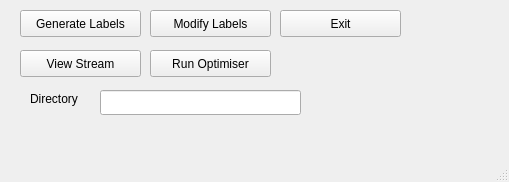
This is VisionTraining/mainwindow.ui in NUbots/robocup as Qt 5 draws it before an edit. The edited form follows.
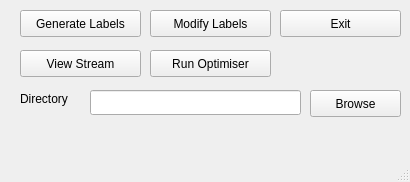
This is the edited form.

What changed in the file:
```diff
--- a/VisionTraining/mainwindow.ui
+++ b/VisionTraining/mainwindow.ui
@@ -6,7 +6,7 @@
    <rect>
     <x>0</x>
     <y>0</y>
-    <width>509</width>
+    <width>410</width>
     <height>182</height>
    </rect>
   </property>
@@ -82,7 +82,7 @@
    <widget class="QLabel" name="label">
     <property name="geometry">
      <rect>
-      <x>30</x>
+      <x>20</x>
       <y>90</y>
       <width>62</width>
       <height>17</height>
@@ -95,13 +95,26 @@
    <widget class="QLineEdit" name="dirEdit">
     <property name="geometry">
      <rect>
-      <x>100</x>
+      <x>90</x>
       <y>90</y>
-      <width>201</width>
+      <width>211</width>
       <height>25</height>
      </rect>
     </property>
    </widget>
+   <widget class="QPushButton" name="browsePB">
+    <property name="geometry">
+     <rect>
+      <x>310</x>
+      <y>90</y>
+      <width>91</width>
+      <height>27</height>
+     </rect>
+    </property>
+    <property name="text">
+     <string>Browse</string>
+    </property>
+   </widget>
   </widget>
   <widget class="QMenuBar" name="menubar">
    <property name="geometry">
```
Left out of the diff: 4 changed lines with no effect on the pictures.
